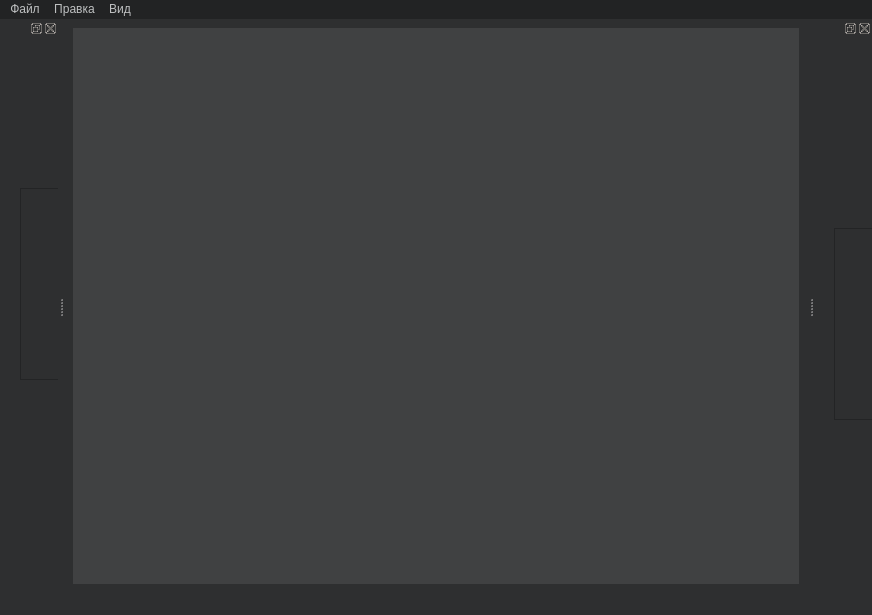
vBykoff/notepad, file mainwindow.ui: the form before one commit.
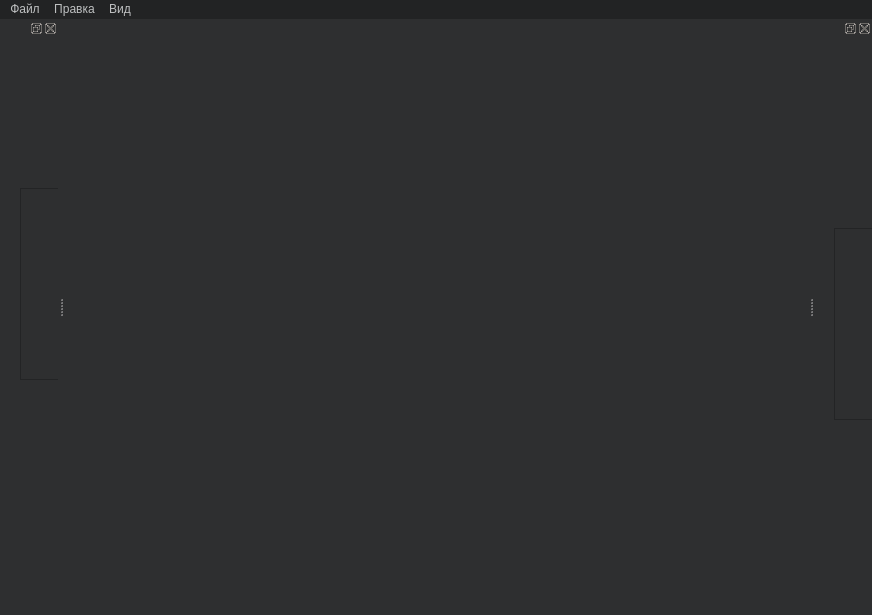
The form after the commit.

The edit to the form file:
```diff
--- a/mainwindow.ui
+++ b/mainwindow.ui
@@ -121,15 +121,6 @@
        </color>
       </brush>
      </colorrole>
-     <colorrole role="Highlight">
-      <brush brushstyle="SolidPattern">
-       <color alpha="255">
-        <red>107</red>
-        <green>108</green>
-        <blue>109</blue>
-       </color>
-      </brush>
-     </colorrole>
      <colorrole role="AlternateBase">
       <brush brushstyle="SolidPattern">
        <color alpha="255">
@@ -276,15 +267,6 @@
        </color>
       </brush>
      </colorrole>
-     <colorrole role="Highlight">
-      <brush brushstyle="SolidPattern">
-       <color alpha="255">
-        <red>107</red>
-        <green>108</green>
-        <blue>109</blue>
-       </color>
-      </brush>
-     </colorrole>
      <colorrole role="AlternateBase">
       <brush brushstyle="SolidPattern">
        <color alpha="255">
@@ -431,15 +413,6 @@
        </color>
       </brush>
      </colorrole>
-     <colorrole role="Highlight">
-      <brush brushstyle="SolidPattern">
-       <color alpha="255">
-        <red>107</red>
-        <green>108</green>
-        <blue>109</blue>
-       </color>
-      </brush>
-     </colorrole>
      <colorrole role="AlternateBase">
       <brush brushstyle="SolidPattern">
        <color alpha="255">
@@ -506,45 +479,45 @@
       <colorrole role="Button">
        <brush brushstyle="SolidPattern">
         <color alpha="255">
-         <red>64</red>
-         <green>65</green>
-         <blue>66</blue>
+         <red>58</red>
+         <green>60</green>
+         <blue>61</blue>
         </color>
        </brush>
       </colorrole>
       <colorrole role="Light">
        <brush brushstyle="SolidPattern">
         <color alpha="255">
-         <red>96</red>
-         <green>97</green>
-         <blue>99</blue>
+         <red>87</red>
+         <green>90</green>
+         <blue>91</blue>
         </color>
        </brush>
       </colorrole>
       <colorrole role="Midlight">
        <brush brushstyle="SolidPattern">
         <color alpha="255">
-         <red>80</red>
-         <green>81</green>
-         <blue>82</blue>
+         <red>72</red>
+         <green>75</green>
+         <blue>76</blue>
         </color>
        </brush>
       </colorrole>
       <colorrole role="Dark">
        <brush brushstyle="SolidPattern">
         <color alpha="255">
-         <red>32</red>
-         <green>32</green>
-         <blue>33</blue>
+         <red>29</red>
+         <green>30</green>
+         <blue>30</blue>
         </color>
        </brush>
       </colorrole>
       <colorrole role="Mid">
        <brush brushstyle="SolidPattern">
         <color alpha="255">
-         <red>43</red>
-         <green>43</green>
-         <blue>44</blue>
+         <red>39</red>
+         <green>40</green>
+         <blue>41</blue>
         </color>
        </brush>
       </colorrole>
@@ -587,9 +560,9 @@
       <colorrole role="Window">
        <brush brushstyle="SolidPattern">
         <color alpha="255">
-         <red>64</red>
-         <green>65</green>
-         <blue>66</blue>
+         <red>58</red>
+         <green>60</green>
+         <blue>61</blue>
         </color>
        </brush>
       </colorrole>
@@ -602,21 +575,21 @@
         </color>
        </brush>
       </colorrole>
-      <colorrole role="Highlight">
+      <colorrole role="Link">
        <brush brushstyle="SolidPattern">
         <color alpha="255">
-         <red>107</red>
-         <green>108</green>
-         <blue>109</blue>
+         <red>255</red>
+         <green>255</green>
+         <blue>255</blue>
         </color>
        </brush>
       </colorrole>
       <colorrole role="AlternateBase">
        <brush brushstyle="SolidPattern">
         <color alpha="255">
-         <red>32</red>
-         <green>32</green>
-         <blue>33</blue>
+         <red>29</red>
+         <green>30</green>
+         <blue>30</blue>
         </color>
        </brush>
       </colorrole>
@@ -661,45 +634,45 @@
       <colorrole role="Button">
        <brush brushstyle="SolidPattern">
         <color alpha="255">
-         <red>64</red>
-         <green>65</green>
-         <blue>66</blue>
+         <red>58</red>
+         <green>60</green>
+         <blue>61</blue>
         </color>
        </brush>
       </colorrole>
       <colorrole role="Light">
        <brush brushstyle="SolidPattern">
         <color alpha="255">
-         <red>96</red>
-         <green>97</green>
-         <blue>99</blue>
+         <red>87</red>
+         <green>90</green>
+         <blue>91</blue>
         </color>
        </brush>
       </colorrole>
       <colorrole role="Midlight">
        <brush brushstyle="SolidPattern">
         <color alpha="255">
-         <red>80</red>
-         <green>81</green>
-         <blue>82</blue>
+         <red>72</red>
+         <green>75</green>
+         <blue>76</blue>
         </color>
        </brush>
       </colorrole>
       <colorrole role="Dark">
        <brush brushstyle="SolidPattern">
         <color alpha="255">
-         <red>32</red>
-         <green>32</green>
-         <blue>33</blue>
+         <red>29</red>
+         <green>30</green>
+         <blue>30</blue>
         </color>
        </brush>
       </colorrole>
       <colorrole role="Mid">
        <brush brushstyle="SolidPattern">
         <color alpha="255">
-         <red>43</red>
-         <green>43</green>
-         <blue>44</blue>
+         <red>39</red>
+         <green>40</green>
+         <blue>41</blue>
         </color>
        </brush>
       </colorrole>
@@ -742,9 +715,9 @@
       <colorrole role="Window">
        <brush brushstyle="SolidPattern">
         <color alpha="255">
-         <red>64</red>
-         <green>65</green>
-         <blue>66</blue>
+         <red>58</red>
+         <green>60</green>
+         <blue>61</blue>
         </color>
        </brush>
       </colorrole>
@@ -757,21 +730,21 @@
         </color>
        </brush>
       </colorrole>
-      <colorrole role="Highlight">
+      <colorrole role="Link">
        <brush brushstyle="SolidPattern">
         <color alpha="255">
-         <red>107</red>
-         <green>108</green>
-         <blue>109</blue>
+         <red>255</red>
+         <green>255</green>
+         <blue>255</blue>
         </color>
        </brush>
       </colorrole>
       <colorrole role="AlternateBase">
        <brush brushstyle="SolidPattern">
         <color alpha="255">
-         <red>32</red>
-         <green>32</green>
-         <blue>33</blue>
+         <red>29</red>
+         <green>30</green>
+         <blue>30</blue>
         </color>
        </brush>
       </colorrole>
@@ -807,63 +780,63 @@
       <colorrole role="WindowText">
        <brush brushstyle="SolidPattern">
         <color alpha="255">
-         <red>32</red>
-         <green>32</green>
-         <blue>33</blue>
+         <red>29</red>
+         <green>30</green>
+         <blue>30</blue>
         </color>
        </brush>
       </colorrole>
       <colorrole role="Button">
        <brush brushstyle="SolidPattern">
         <color alpha="255">
-         <red>64</red>
-         <green>65</green>
-         <blue>66</blue>
+         <red>58</red>
+         <green>60</green>
+         <blue>61</blue>
         </color>
        </brush>
       </colorrole>
       <colorrole role="Light">
        <brush brushstyle="SolidPattern">
         <color alpha="255">
-         <red>96</red>
-         <green>97</green>
-         <blue>99</blue>
+         <red>87</red>
+         <green>90</green>
+         <blue>91</blue>
         </color>
        </brush>
       </colorrole>
       <colorrole role="Midlight">
        <brush brushstyle="SolidPattern">
         <color alpha="255">
-         <red>80</red>
-         <green>81</green>
-         <blue>82</blue>
+         <red>72</red>
+         <green>75</green>
+         <blue>76</blue>
         </color>
        </brush>
       </colorrole>
       <colorrole role="Dark">
        <brush brushstyle="SolidPattern">
         <color alpha="255">
-         <red>32</red>
-         <green>32</green>
-         <blue>33</blue>
+         <red>29</red>
+         <green>30</green>
+         <blue>30</blue>
         </color>
        </brush>
       </colorrole>
       <colorrole role="Mid">
        <brush brushstyle="SolidPattern">
         <color alpha="255">
-         <red>43</red>
-         <green>43</green>
-         <blue>44</blue>
+         <red>39</red>
+         <green>40</green>
+         <blue>41</blue>
         </color>
        </brush>
       </colorrole>
       <colorrole role="Text">
        <brush brushstyle="SolidPattern">
         <color alpha="255">
-         <red>32</red>
-         <green>32</green>
-         <blue>33</blue>
+         <red>29</red>
+         <green>30</green>
+         <blue>30</blue>
         </color>
        </brush>
       </colorrole>
@@ -879,27 +852,27 @@
       <colorrole role="ButtonText">
        <brush brushstyle="SolidPattern">
         <color alpha="255">
-         <red>32</red>
-         <green>32</green>
-         <blue>33</blue>
+         <red>29</red>
+         <green>30</green>
+         <blue>30</blue>
         </color>
        </brush>
       </colorrole>
       <colorrole role="Base">
        <brush brushstyle="SolidPattern">
         <color alpha="255">
-         <red>64</red>
-         <green>65</green>
-         <blue>66</blue>
+         <red>58</red>
+         <green>60</green>
+         <blue>61</blue>
         </color>
        </brush>
       </colorrole>
       <colorrole role="Window">
        <brush brushstyle="SolidPattern">
         <color alpha="255">
-         <red>64</red>
-         <green>65</green>
-         <blue>66</blue>
+         <red>58</red>
+         <green>60</green>
+         <blue>61</blue>
         </color>
        </brush>
       </colorrole>
@@ -912,21 +885,21 @@
         </color>
        </brush>
       </colorrole>
-      <colorrole role="Highlight">
+      <colorrole role="Link">
        <brush brushstyle="SolidPattern">
         <color alpha="255">
-         <red>107</red>
-         <green>108</green>
-         <blue>109</blue>
+         <red>255</red>
+         <green>255</green>
+         <blue>255</blue>
         </color>
        </brush>
       </colorrole>
       <colorrole role="AlternateBase">
        <brush brushstyle="SolidPattern">
         <color alpha="255">
-         <red>64</red>
-         <green>65</green>
-         <blue>66</blue>
+         <red>58</red>
+         <green>60</green>
+         <blue>61</blue>
         </color>
        </brush>
       </colorrole>
@@ -961,7 +934,10 @@
     </palette>
    </property>
    <property name="styleSheet">
-    <string notr="true">border-color: rgb(0, 0, 0);</string>
+    <string notr="true">border-color: rgb(0, 0, 0);
+border-right-color: rgb(46, 47, 48);
+border-bottom-color: rgb(46, 47, 48);
+background-color: rgb(46, 47, 48);</string>
    </property>
    <layout class="QGridLayout" name="gridLayout">
     <item row="0" column="0">
@@ -975,45 +951,90 @@
          <colorrole role="WindowText">
           <brush brushstyle="SolidPattern">
            <color alpha="255">
-            <red>64</red>
-            <green>65</green>
-            <blue>66</blue>
+            <red>214</red>
+            <green>207</green>
+            <blue>154</blue>
            </color>
           </brush>
          </colorrole>
          <colorrole role="Button">
           <brush brushstyle="SolidPattern">
            <color alpha="255">
-            <red>64</red>
-            <green>65</green>
-            <blue>66</blue>
+            <red>46</red>
+            <green>47</green>
+            <blue>48</blue>
+           </color>
+          </brush>
+         </colorrole>
+         <colorrole role="Text">
+          <brush brushstyle="SolidPattern">
+           <color alpha="255">
+            <red>214</red>
+            <green>207</green>
+            <blue>154</blue>
+           </color>
+          </brush>
+         </colorrole>
+         <colorrole role="ButtonText">
+          <brush brushstyle="SolidPattern">
+           <color alpha="255">
+            <red>214</red>
+            <green>207</green>
+            <blue>154</blue>
            </color>
           </brush>
          </colorrole>
          <colorrole role="Base">
           <brush brushstyle="SolidPattern">
            <color alpha="255">
-            <red>64</red>
-            <green>65</green>
-            <blue>66</blue>
+            <red>46</red>
+            <green>47</green>
+            <blue>48</blue>
            </color>
           </brush>
          </colorrole>
          <colorrole role="Window">
           <brush brushstyle="SolidPattern">
            <color alpha="255">
-            <red>64</red>
-            <green>65</green>
-            <blue>66</blue>
+            <red>46</red>
+            <green>47</green>
+            <blue>48</blue>
            </color>
           </brush>
          </colorrole>
          <colorrole role="Highlight">
           <brush brushstyle="SolidPattern">
            <color alpha="255">
-            <red>107</red>
-            <green>108</green>
-            <blue>109</blue>
+            <red>29</red>
+            <green>84</green>
+            <blue>92</blue>
+           </color>
+          </brush>
+         </colorrole>
+         <colorrole role="Link">
+          <brush brushstyle="SolidPattern">
+           <color alpha="255">
+            <red>0</red>
+            <green>0</green>
+            <blue>0</blue>
+           </color>
+          </brush>
+         </colorrole>
+         <colorrole role="ToolTipBase">
+          <brush brushstyle="SolidPattern">
+           <color alpha="255">
+            <red>255</red>
+            <green>46</green>
+            <blue>46</blue>
+           </color>
+          </brush>
+         </colorrole>
+         <colorrole role="PlaceholderText">
+          <brush brushstyle="NoBrush">
+           <color alpha="128">
+            <red>214</red>
+            <green>207</green>
+            <blue>154</blue>
            </color>
           </brush>
          </colorrole>
@@ -1022,45 +1043,90 @@
          <colorrole role="WindowText">
           <brush brushstyle="SolidPattern">
            <color alpha="255">
-            <red>64</red>
-            <green>65</green>
-            <blue>66</blue>
+            <red>214</red>
+            <green>207</green>
+            <blue>154</blue>
            </color>
           </brush>
          </colorrole>
          <colorrole role="Button">
           <brush brushstyle="SolidPattern">
            <color alpha="255">
-            <red>64</red>
-            <green>65</green>
-            <blue>66</blue>
+            <red>46</red>
+            <green>47</green>
+            <blue>48</blue>
+           </color>
+          </brush>
+         </colorrole>
+         <colorrole role="Text">
+          <brush brushstyle="SolidPattern">
+           <color alpha="255">
+            <red>214</red>
+            <green>207</green>
+            <blue>154</blue>
+           </color>
+          </brush>
+         </colorrole>
+         <colorrole role="ButtonText">
+          <brush brushstyle="SolidPattern">
+           <color alpha="255">
+            <red>214</red>
+            <green>207</green>
+            <blue>154</blue>
            </color>
           </brush>
          </colorrole>
          <colorrole role="Base">
           <brush brushstyle="SolidPattern">
            <color alpha="255">
-            <red>64</red>
-            <green>65</green>
-            <blue>66</blue>
+            <red>46</red>
+            <green>47</green>
+            <blue>48</blue>
            </color>
           </brush>
          </colorrole>
          <colorrole role="Window">
           <brush brushstyle="SolidPattern">
            <color alpha="255">
-            <red>64</red>
-            <green>65</green>
-            <blue>66</blue>
+            <red>46</red>
+            <green>47</green>
+            <blue>48</blue>
            </color>
           </brush>
          </colorrole>
          <colorrole role="Highlight">
           <brush brushstyle="SolidPattern">
            <color alpha="255">
-            <red>107</red>
-            <green>108</green>
-            <blue>109</blue>
+            <red>29</red>
+            <green>84</green>
+            <blue>92</blue>
+           </color>
+          </brush>
+         </colorrole>
+         <colorrole role="Link">
+          <brush brushstyle="SolidPattern">
+           <color alpha="255">
+            <red>0</red>
+            <green>0</green>
+            <blue>0</blue>
+           </color>
+          </brush>
+         </colorrole>
+         <colorrole role="ToolTipBase">
+          <brush brushstyle="SolidPattern">
+           <color alpha="255">
+            <red>255</red>
+            <green>46</green>
+            <blue>46</blue>
+           </color>
+          </brush>
+         </colorrole>
+         <colorrole role="PlaceholderText">
+          <brush brushstyle="NoBrush">
+           <color alpha="128">
+            <red>214</red>
+            <green>207</green>
+            <blue>154</blue>
            </color>
           </brush>
          </colorrole>
@@ -1069,56 +1135,113 @@
          <colorrole role="WindowText">
           <brush brushstyle="SolidPattern">
            <color alpha="255">
-            <red>32</red>
-            <green>32</green>
-            <blue>33</blue>
+            <red>214</red>
+            <green>207</green>
+            <blue>154</blue>
            </color>
           </brush>
          </colorrole>
          <colorrole role="Button">
           <brush brushstyle="SolidPattern">
            <color alpha="255">
-            <red>64</red>
-            <green>65</green>
-            <blue>66</blue>
+            <red>46</red>
+            <green>47</green>
+            <blue>48</blue>
+           </color>
+          </brush>
+         </colorrole>
+         <colorrole role="Text">
+          <brush brushstyle="SolidPattern">
+           <color alpha="255">
+            <red>214</red>
+            <green>207</green>
+            <blue>154</blue>
+           </color>
+          </brush>
+         </colorrole>
+         <colorrole role="ButtonText">
+          <brush brushstyle="SolidPattern">
+           <color alpha="255">
+            <red>214</red>
+            <green>207</green>
+            <blue>154</blue>
            </color>
           </brush>
          </colorrole>
          <colorrole role="Base">
           <brush brushstyle="SolidPattern">
            <color alpha="255">
-            <red>64</red>
-            <green>65</green>
-            <blue>66</blue>
+            <red>46</red>
+            <green>47</green>
+            <blue>48</blue>
            </color>
           </brush>
          </colorrole>
          <colorrole role="Window">
           <brush brushstyle="SolidPattern">
            <color alpha="255">
-            <red>64</red>
-            <green>65</green>
-            <blue>66</blue>
+            <red>46</red>
+            <green>47</green>
+            <blue>48</blue>
            </color>
           </brush>
          </colorrole>
          <colorrole role="Highlight">
           <brush brushstyle="SolidPattern">
            <color alpha="255">
-            <red>107</red>
-            <green>108</green>
-            <blue>109</blue>
+            <red>29</red>
+            <green>84</green>
+            <blue>92</blue>
+           </color>
+          </brush>
+         </colorrole>
+         <colorrole role="Link">
+          <brush brushstyle="SolidPattern">
+           <color alpha="255">
+            <red>0</red>
+            <green>0</green>
+            <blue>0</blue>
+           </color>
+          </brush>
+         </colorrole>
+         <colorrole role="ToolTipBase">
+          <brush brushstyle="SolidPattern">
+           <color alpha="255">
+            <red>255</red>
+            <green>46</green>
+            <blue>46</blue>
+           </color>
+          </brush>
+         </colorrole>
+         <colorrole role="PlaceholderText">
+          <brush brushstyle="NoBrush">
+           <color alpha="128">
+            <red>214</red>
+            <green>207</green>
+            <blue>154</blue>
            </color>
           </brush>
          </colorrole>
         </disabled>
        </palette>
       </property>
+      <property name="font">
+       <font>
+        <family>MS Shell Dlg 2</family>
+        <pointsize>12</pointsize>
+        <weight>50</weight>
+        <italic>false</italic>
+        <bold>false</bold>
+       </font>
+      </property>
       <property name="styleSheet">
-       <string notr="true">background-color: rgb(64, 65, 66);
-border-right-color: rgb(64, 65, 66);
-border-bottom-color: rgb(64, 65, 66);
-border-color: rgb(0, 0, 0);</string>
+       <string notr="true">background-color: rgb(46, 47, 48);
+font: 12pt &quot;MS Shell Dlg 2&quot;;
+color: rgb(214, 207, 154);
+selection-background-color: rgb(29, 84, 92);
+border-color: rgb(0, 0, 0);
+border-bottom-color: rgb(46, 47, 48);
+border-left-color: rgb(46, 47, 48);</string>
       </property>
       <property name="currentIndex">
        <number>-1</number>
```
Left out of the diff: 89 changed lines with no effect on the pictures.
